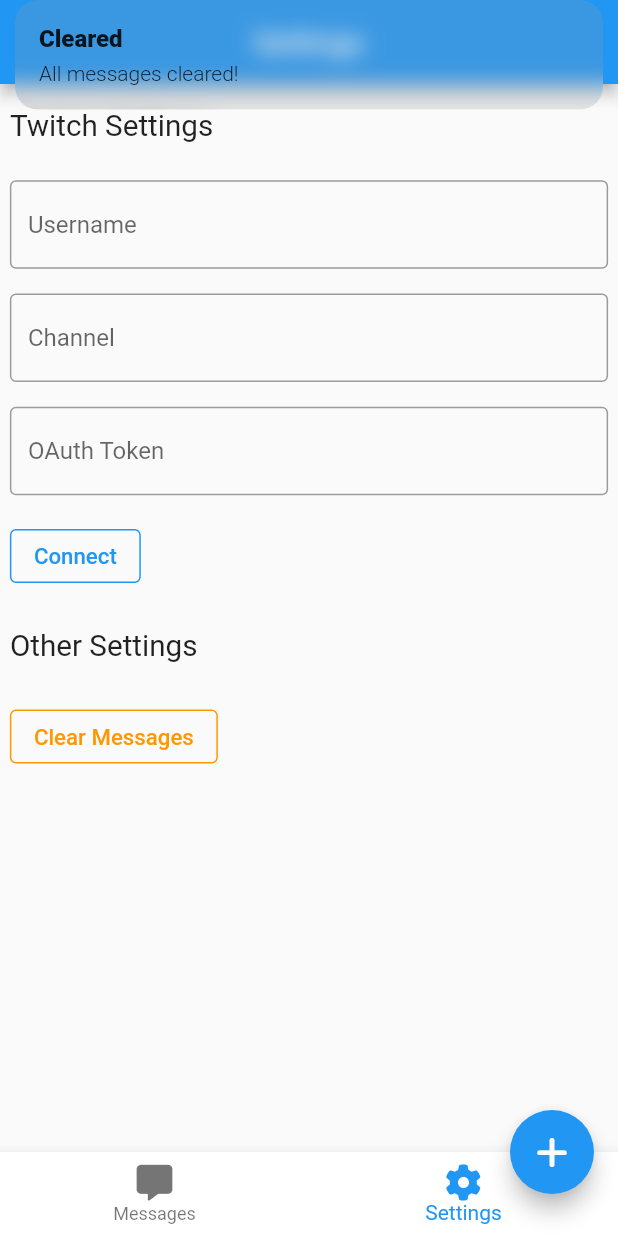
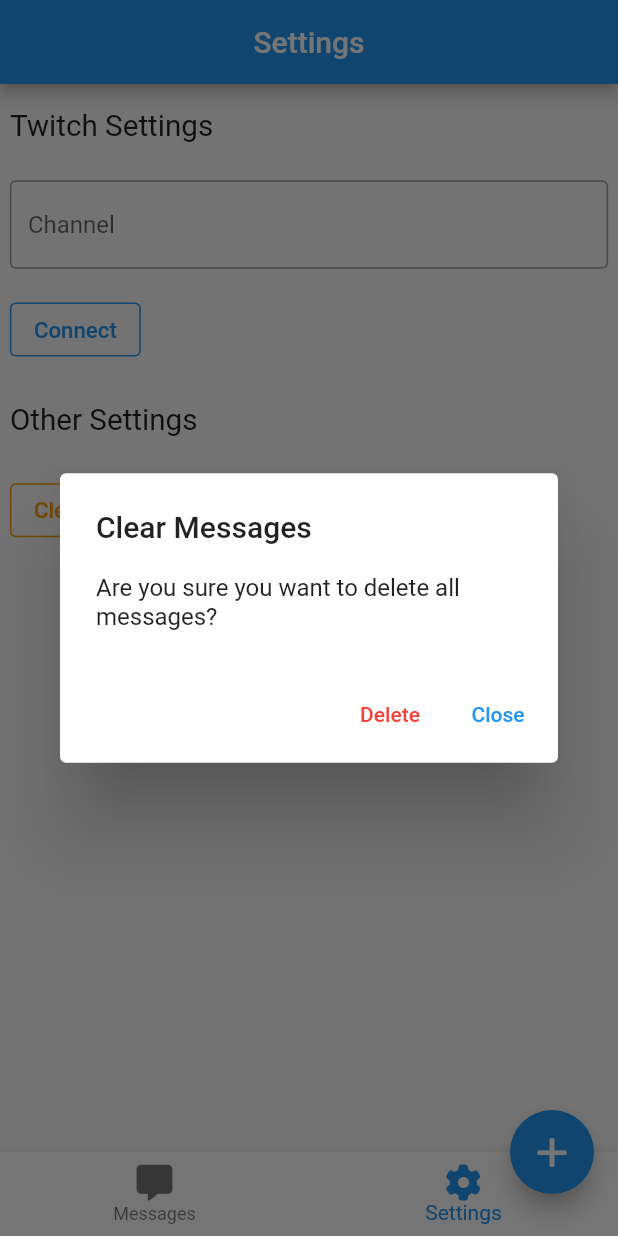
Before and after one commit to unifiedchat/mobile, a Flutter app: the screen it shows after launch, item 2 of the bottom bar chosen, after a tap on "Clear Messages", on a phone screen of 412 x 824 dp. Run offline on Flutter 3.47's test engine with Material 2 defaults, Android fonts, the phone set to English and light mode, and no system bars; our stand-ins replace flutter_screenutil, font_awesome_flutter, get, hive; missing offline and left inert: tmi_dart, window_size; accounts and stored records are empty.

Commit message:
🚀 Implement Twitch chat

```diff
--- a/lib/controllers/scroll_controller.dart
+++ b/lib/controllers/scroll_controller.dart
@@ -3,13 +3,16 @@
 
 class MyScrollController extends GetxController {
   final ScrollController _scrollController = ScrollController();
+
   get scrollController => _scrollController;
 
   Future<void> scrollToBottom() async {
     if (_scrollController.hasClients) {
       await _scrollController.animateTo(
         _scrollController.position.maxScrollExtent,
-        duration: const Duration(milliseconds: 100),
+        duration: const Duration(
+          milliseconds: 100,
+        ),
         curve: Curves.easeOut,
       );
     }
--- a/lib/main.dart
+++ b/lib/main.dart
@@ -15,7 +15,7 @@
   final dir = await getApplicationDocumentsDirectory();
   Hive.init(dir.path);
 
-  await Hive.openBox("settingsBox");
+  await Hive.openBox("twitchBox");
 
   setupWindow();
 
--- a/lib/pages/messages.dart
+++ b/lib/pages/messages.dart
@@ -1,8 +1,10 @@
 import "package:flutter/material.dart";
 import "package:get/get.dart";
+import "package:hive/hive.dart";
 import "package:multi_stream_chat/controllers/counter_controller.dart";
 import "package:multi_stream_chat/controllers/message_controller.dart";
 import "package:multi_stream_chat/widgets/messages.dart";
+import "package:tmi_dart/tmi.dart";
 
 class MessagesPage extends StatefulWidget {
   const MessagesPage({super.key});
@@ -14,6 +16,12 @@
 class _MessagesPageState extends State<MessagesPage> {
   final MessageController _messageController = Get.put(MessageController());
   final CounterController _counterController = Get.put(CounterController());
+
+  final _twitchBox = Hive.box("twitchBox");
+
+  Function _onDisposeTwitch = () {
+    print("Twitch disposed");
+  };
 
   @override
   Widget build(BuildContext context) {
@@ -40,4 +48,46 @@
       ),
     );
   }
+
+  @override
+  void dispose() {
+    super.dispose();
+
+    _onDisposeTwitch();
+  }
+
+  @override
+  void initState() {
+    super.initState();
+
+    String channel = _twitchBox.get(
+      "channel",
+      defaultValue: "",
+    );
+
+    if (channel.isNotEmpty) {
+      Client client = Client(
+        channels: [
+          channel,
+        ],
+        connection: Connection(
+          secure: true,
+          reconnect: true,
+        ),
+      );
+      client.connect();
+
+      _onDisposeTwitch = client.close;
+
+      client.on("message", (channel, userstate, message, self) {
+        if (self) return;
+
+        _messageController.addMessage(
+          message: message,
+          platform: "twitch",
+          username: userstate["display-name"],
+        );
+      });
+    }
+  }
 }
--- a/lib/pages/settings.dart
+++ b/lib/pages/settings.dart
@@ -3,6 +3,7 @@
 import "package:get/get.dart";
 import "package:hive/hive.dart";
 import "package:multi_stream_chat/controllers/message_controller.dart";
+import "package:tmi_dart/tmi.dart";
 
 class SettingsPage extends StatefulWidget {
   const SettingsPage({super.key});
@@ -17,13 +18,15 @@
   final _biggerFont = TextStyle(fontSize: 24.w);
   final _bigFont = TextStyle(fontSize: 18.w);
 
-  final _usernameController = TextEditingController();
   final _channelController = TextEditingController();
-  final _oauthTokenController = TextEditingController();
 
-  final _settingsBox = Hive.box("settingsBox");
+  final _twitchBox = Hive.box("twitchBox");
 
   final MessageController _messageController = Get.put(MessageController());
+
+  bool _connecting = false;
+  bool _error = false;
+  bool _connected = false;
 
   @override
   Widget build(BuildContext context) {
@@ -43,15 +46,6 @@
             ),
           ),
           Padding(
-              padding: _fieldPadding,
-              child: TextField(
-                controller: _usernameController,
-                decoration: const InputDecoration(
-                  border: OutlineInputBorder(),
-                  hintText: "Username",
-                ),
-              )),
-          Padding(
             padding: _fieldPadding,
             child: TextField(
               controller: _channelController,
@@ -63,23 +57,28 @@
           ),
           Padding(
             padding: _fieldPadding,
-            child: TextField(
-              controller: _oauthTokenController,
-              decoration: const InputDecoration(
-                border: OutlineInputBorder(),
-                hintText: "OAuth Token",
-              ),
-            ),
-          ),
-          Padding(
-            padding: _fieldPadding,
             child: OutlinedButton(
               style: OutlinedButton.styleFrom(
-                  foregroundColor: Colors.blue,
-                  side: const BorderSide(color: Colors.blue)),
+                foregroundColor: _connected
+                    ? Colors.green
+                    : _error
+                        ? Colors.red
+                        : Colors.blue,
+                side: BorderSide(
+                  color: _connected
+                      ? Colors.green
+                      : _error
+                          ? Colors.red
+                          : Colors.blue,
+                ),
+              ),
               onPressed: _onConnect,
               child: Text(
-                "Connect",
+                _connected
+                    ? "Connected"
+                    : _connecting
+                        ? "Connecting"
+                        : "Connect",
                 style: _bigFont,
               ),
             ),
@@ -95,8 +94,11 @@
             padding: _fieldPadding,
             child: OutlinedButton(
               style: OutlinedButton.styleFrom(
-                  foregroundColor: Colors.orange,
-                  side: const BorderSide(color: Colors.orange)),
+                foregroundColor: Colors.orange,
+                side: const BorderSide(
+                  color: Colors.orange,
+                ),
+              ),
               onPressed: _onClear,
               child: Text(
                 "Clear Messages",
@@ -111,9 +113,7 @@
 
   @override
   void dispose() {
-    _usernameController.dispose();
     _channelController.dispose();
-    _oauthTokenController.dispose();
 
     super.dispose();
   }
@@ -122,36 +122,119 @@
   void initState() {
     super.initState();
 
-    _usernameController.text = _settingsBox.get("username");
-    _channelController.text = _settingsBox.get("channel");
-    _oauthTokenController.text = _settingsBox.get("oauthToken");
+    String channel = _twitchBox.get(
+      "channel",
+      defaultValue: "",
+    );
+
+    _channelController.text = channel;
+    if (channel.isNotEmpty) {
+      _onConnect();
+    }
   }
 
   void _onClear() {
-    _messageController.emptyMessages();
+    showDialog(
+      context: context,
+      builder: (context) => AlertDialog(
+        title: const Text("Clear Messages"),
+        content: const Text("Are you sure you want to delete all messages?"),
+        actions: [
+          TextButton(
+            style: TextButton.styleFrom(
+              foregroundColor: Colors.red,
+            ),
+            onPressed: () {
+              _messageController.emptyMessages();
 
-    Get.snackbar("Cleared", "All messages cleared!");
+              Get.back();
+
+              Get.snackbar(
+                "Cleared",
+                "All messages cleared!",
+                duration: const Duration(
+                  seconds: 2,
+                ),
+              );
+            },
+            child: const Text("Delete"),
+          ),
+          TextButton(
+            child: const Text("Close"),
+            onPressed: () => Get.back(),
+          ),
+        ],
+      ),
+    );
   }
 
   void _onConnect() {
-    String username = _usernameController.text;
-    String channel = _channelController.text;
-    String oauthToken = _oauthTokenController.text;
-
-    if (username.isEmpty && channel.isEmpty && oauthToken.isEmpty) {
+    if (_connecting) {
       return;
     }
 
-    Get.snackbar("Connected", "Connected to Twitch!");
+    String channel = _channelController.text;
 
-    _messageController.addMessage(
-      message: "Connected!",
-      username: "Multi-Stream Chat",
-      platform: "twitch",
+    if (channel.isEmpty) {
+      return;
+    }
+
+    setState(() {
+      _connecting = true;
+      _connected = false;
+      _error = false;
+    });
+
+    Client client = Client(
+      channels: [
+        channel,
+      ],
+      connection: Connection(
+        secure: true,
+        reconnect: false,
+      ),
     );
 
-    _settingsBox.put("username", username);
-    _settingsBox.put("channel", channel);
-    _settingsBox.put("oauthToken", oauthToken);
+    client.connect();
+
+    client.on("connected", (address, port) {
+      Get.snackbar(
+        "Connected",
+        "Connected to Twitch!",
+        duration: const Duration(
+          seconds: 2,
+        ),
+      );
+
+      _twitchBox.put("channel", channel);
+
+      setState(() {
+        _connecting = false;
+        _connected = true;
+        _error = false;
+      });
+
+      client.close();
+    });
+
+    client.on("disconnected", (reason) {
+      if (reason != "Connection closed.") {
+        Get.snackbar(
+          "Error",
+          "Can not connect to Twitch: $reason",
+          duration: const Duration(
+            seconds: 3,
+          ),
+        );
+
+        _twitchBox.delete("channel");
+
+        setState(() {
+          _connecting = false;
+          _connected = false;
+          _error = true;
+        });
+      }
+    });
   }
 }
--- a/lib/router.dart
+++ b/lib/router.dart
@@ -13,11 +13,13 @@
 }
 
 class _MyRouterState extends State<MyRouter> {
+  final MessageController _messageController = Get.put(MessageController());
+
   final List<Widget> _widgetOptions = <Widget>[
     const MessagesPage(),
     const SettingsPage()
   ];
-  final MessageController _messageController = Get.put(MessageController());
+
   int _selectedIndex = 0;
 
   @override
@@ -28,10 +30,10 @@
       ),
       floatingActionButtonLocation: FloatingActionButtonLocation.endDocked,
       floatingActionButton: FloatingActionButton(
-        tooltip: "Add Message",
+        tooltip: "Add Test Message",
         onPressed: () => _messageController.addMessage(
-          message: "Merhaba",
-          username: "barbarbar338",
+          message: "Test Message",
+          username: "Multi-Stream Chat",
           platform: "twitch",
         ),
         child: const FaIcon(FontAwesomeIcons.plus),
```
Also changed, not shown: lib/controllers/message_controller.dart (+20 -6 lines).
